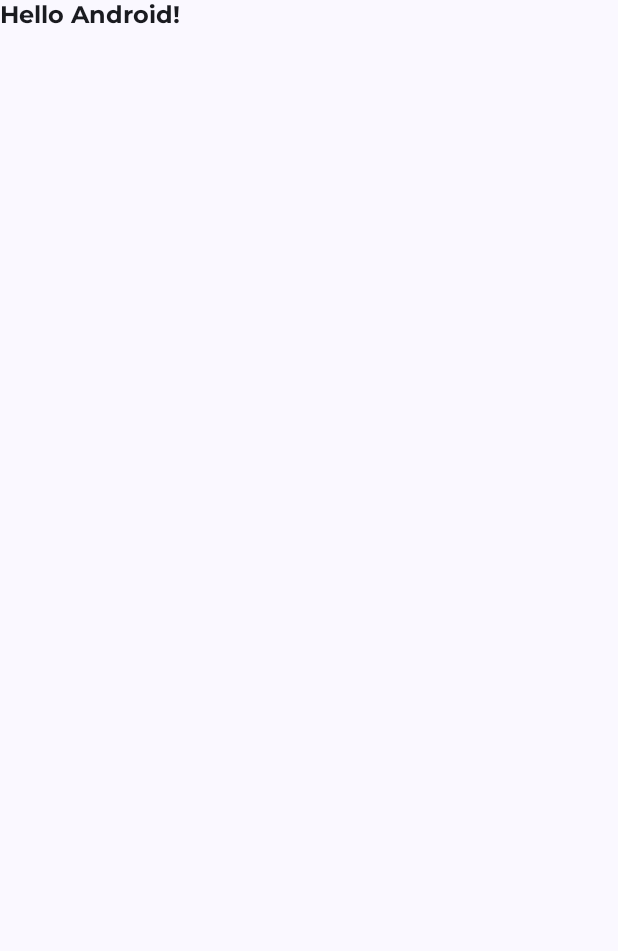
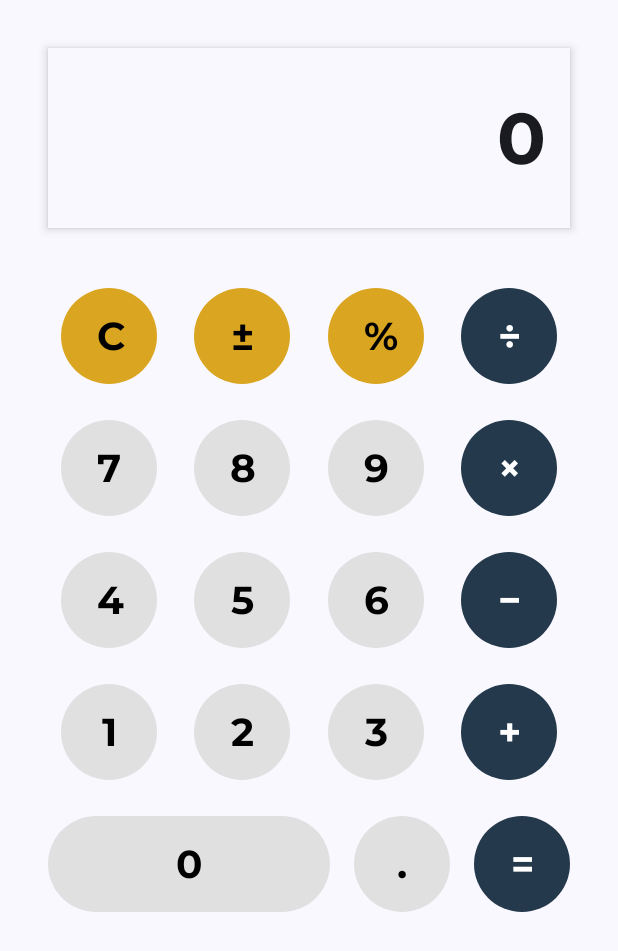
Before and after one commit to LuanadeSouza/Calculadora, an Android app built with Jetpack Compose: the screen it shows after launch (MainActivity), on a phone screen of 412 x 824 dp. Before the commit the part shown is almost empty. Shown: the top 951 px of the screen. Run offline under Robolectric (Android 15) with nearby library versions, the phone set to English and light mode, and no system bars.

Commit message:
Adicionar Feedback Visual nos Botões

```diff
--- a/app/src/main/java/com/luanadev/calculadora/MainActivity.kt
+++ b/app/src/main/java/com/luanadev/calculadora/MainActivity.kt
@@ -3,70 +3,16 @@ package com.luanadev.calculadora
 import android.os.Bundle
 import androidx.activity.ComponentActivity
 import androidx.activity.compose.setContent
-import androidx.activity.enableEdgeToEdge
-import androidx.compose.foundation.layout.fillMaxSize
-import androidx.compose.foundation.layout.padding
-import androidx.compose.material3.MaterialTheme
-import androidx.compose.material3.Scaffold
-import androidx.compose.material3.Text
-import androidx.compose.runtime.Composable
-import androidx.compose.ui.Modifier
-import androidx.compose.ui.text.font.FontWeight
-import androidx.compose.ui.tooling.preview.Preview
-import androidx.compose.ui.unit.sp
+import com.luanadev.calculadora.ui.screen.MainScreen
 import com.luanadev.calculadora.ui.theme.CalculadoraTheme
-import com.luanadev.calculadora.ui.theme.MontserratFont
 
 class MainActivity : ComponentActivity() {
     override fun onCreate(savedInstanceState: Bundle?) {
         super.onCreate(savedInstanceState)
-        enableEdgeToEdge()
         setContent {
             CalculadoraTheme {
-                Scaffold(modifier = Modifier.fillMaxSize()) { innerPadding ->
-                    Greeting(
-                        name = "Android",
-                        modifier = Modifier.padding(innerPadding)
-                    )
-                }
+                MainScreen() // Chama a função MainScreen como a tela principal
             }
         }
     }
 }
-
-@Composable
-fun Greeting(name: String, modifier: Modifier = Modifier) {
-    Text(
-        text = "Hello $name!",
-        modifier = modifier,
-        fontWeight = FontWeight.Bold,
-        fontFamily = MontserratFont
-    )
-}
-
-@Preview(showBackground = true)
-@Composable
-fun GreetingPreview() {
-    CalculadoraTheme {
-        Greeting("Android")
-    }
-}
-
-@Composable
-fun LuxuriousTextPreview() {
-    CalculadoraTheme {
-        Text(
-            text = "Calculadora de Luxo",
-            color = MaterialTheme.colorScheme.primary,
-            fontSize = 24.sp,
-            fontWeight = FontWeight.Bold,
-            fontFamily = MontserratFont
-        )
-    }
-}
-
-@Preview(showBackground = true)
-@Composable
-fun PreviewLuxuriousText() {
-    LuxuriousTextPreview()
-}
--- a/app/src/main/java/com/luanadev/calculadora/ui/components/CalculatorGrid.kt
+++ b/app/src/main/java/com/luanadev/calculadora/ui/components/CalculatorGrid.kt
@@ -1,10 +1,6 @@
 package com.luanadev.calculadora.ui.components
 
-import androidx.compose.foundation.layout.Arrangement
-import androidx.compose.foundation.layout.Column
-import androidx.compose.foundation.layout.Row
-import androidx.compose.foundation.layout.fillMaxWidth
-import androidx.compose.foundation.layout.padding
+import androidx.compose.foundation.layout.*
 import androidx.compose.runtime.Composable
 import androidx.compose.ui.Modifier
 import androidx.compose.ui.graphics.Color
@@ -19,43 +15,60 @@ fun CalculatorGrid(onButtonClick: (String) -> Unit) {
         listOf("7", "8", "9", "×"),
         listOf("4", "5", "6", "−"),
         listOf("1", "2", "3", "+"),
-        listOf("0", ".", "=")
+        listOf("0", ".", "=") // Última linha
     )
 
     Column(
         modifier = Modifier
             .fillMaxWidth()
-            .padding(horizontal = 8.dp), // Margem horizontal para o grid
-        verticalArrangement = Arrangement.spacedBy(8.dp) // Espaçamento entre as linhas
+            .padding(horizontal = 8.dp),
+        verticalArrangement = Arrangement.spacedBy(8.dp)
     ) {
-        for (row in buttons) {
+        for ((index, row) in buttons.withIndex()) {
             Row(
                 modifier = Modifier.fillMaxWidth(),
-                horizontalArrangement = Arrangement.spacedBy(8.dp) // Espaçamento entre os botões
+                horizontalArrangement = if (index == buttons.lastIndex) {
+                    Arrangement.End // Alinha a última linha ao lado direito
+                } else {
+                    Arrangement.SpaceEvenly // Espaçamento uniforme para as outras linhas
+                }
             ) {
                 for (button in row) {
                     val isOperator = button in listOf("+", "−", "×", "÷", "=")
                     val isAction = button in listOf("C", "±", "%")
 
+                    // Ajusta o botão "0" para ocupar mais espaço horizontal
+                    val modifier = if (button == "0" && index == buttons.lastIndex) {
+                        Modifier
+                            .weight(2f) // Ocupa o dobro do espaço
+                            .size(80.dp)
+                    } else {
+                        Modifier.size(80.dp)
+                    }
+
                     CalculatorButton(
                         label = button,
                         onClick = { onButtonClick(button) },
                         backgroundColor = when {
-                            isOperator -> Color(0xFFDAA520) // Dourado para operações
-                            isAction -> Color(0xFF333333) // Cinza escuro para ações
+                            isOperator -> Color(0xFF24394C) // Azul profundo para operadores
+                            isAction -> Color(0xFFDAA520) // Dourado para ações
                             else -> Color(0xFFE0E0E0) // Cinza claro para números
                         },
                         textColor = when {
                             isOperator -> Color.White
-                            isAction -> Color.White
+                            isAction -> Color.Black
                             else -> Color.Black
-                        }
+                        },
+                        modifier = modifier.padding(4.dp) // Espaçamento entre os botões
                     )
                 }
             }
         }
     }
 }
+
+
+
 
 @Preview(showBackground = true)
 @Composable
```
Also changed, not shown: app/src/main/java/com/luanadev/calculadora/ui/components/CalculatorButton.kt (+37 -64 lines), app/src/main/java/com/luanadev/calculadora/ui/screen/MainScreen.kt (+2 -10 lines).
